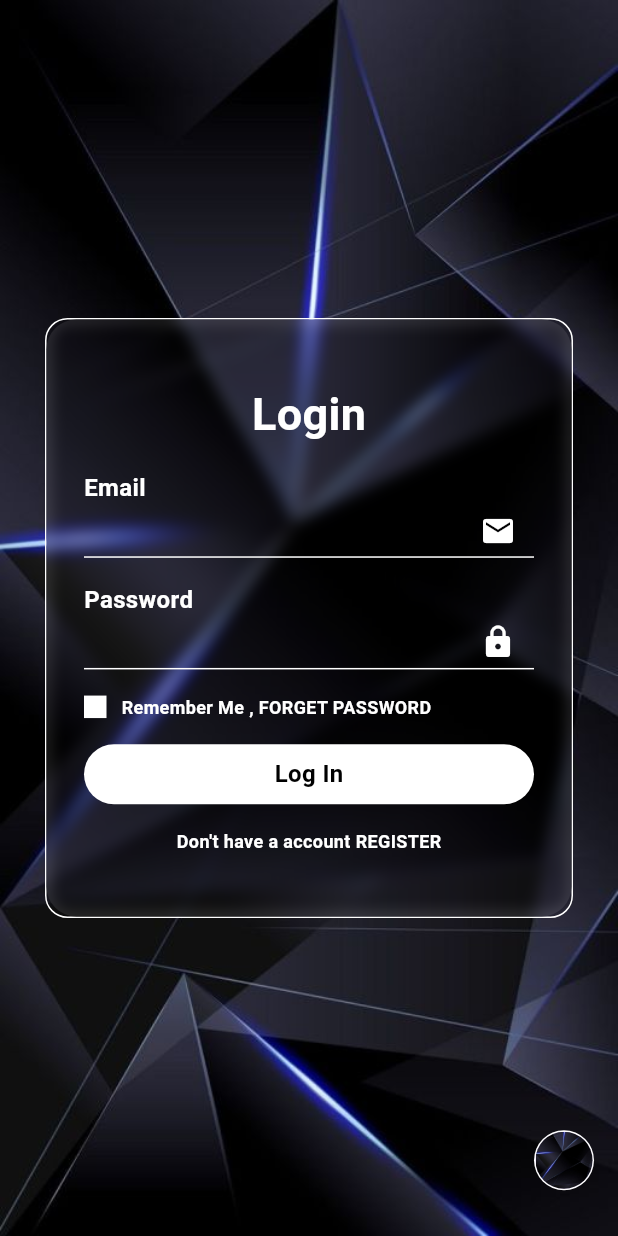
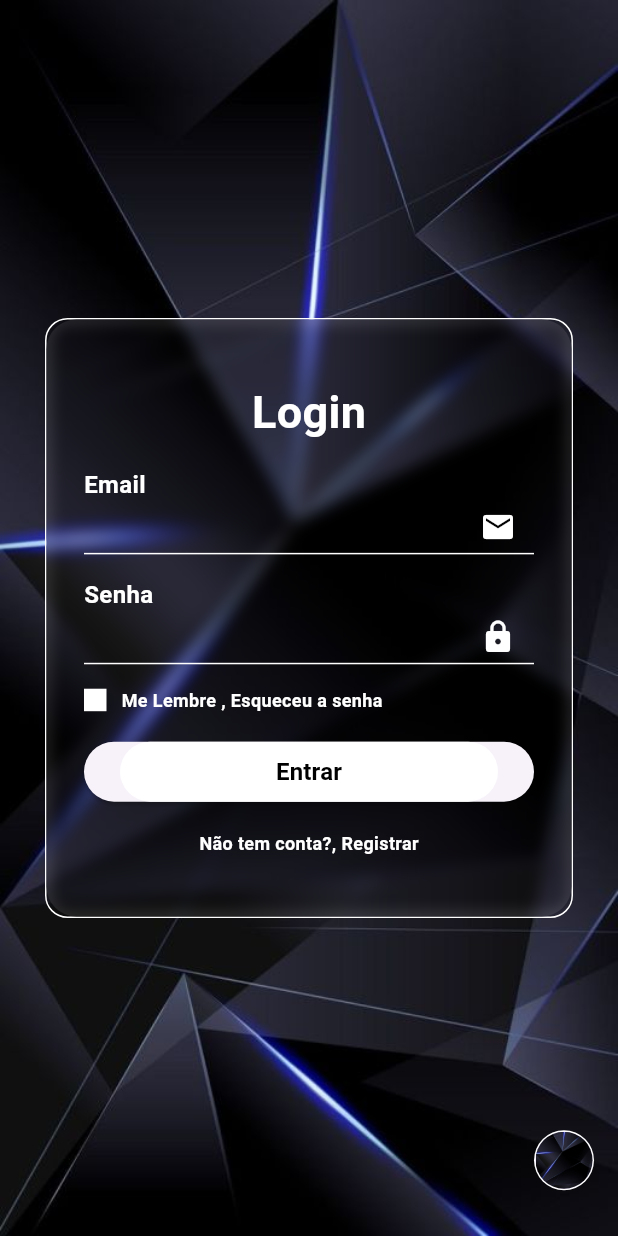
Before and after one commit to Colombao/FlutterLogin, a Flutter app: the screen it shows after launch, on a phone screen of 412 x 824 dp. Run offline on Flutter 3.47's test engine with Material 3 defaults, Android fonts, the phone set to English and light mode, and no system bars.

Commit message:
ajustes no login

```diff
--- a/lib/main.dart
+++ b/lib/main.dart
@@ -1,5 +1,6 @@
 import 'package:flutter/material.dart';
 import 'package:flutter/services.dart';
+import 'package:snow_login/screens/home.dart';
 import 'package:snow_login/screens/login_screen.dart';
 void main(){
   WidgetsFlutterBinding.ensureInitialized();
@@ -13,9 +14,12 @@ class MyApp extends StatelessWidget {
 
   @override
   Widget build(BuildContext context) {
-    return const MaterialApp(
+    return MaterialApp(
       debugShowCheckedModeBanner: false,
       home: LoginScreen(),
+      routes: {
+        '/login': (context) => LoginScreen(),
+        '/home': (context) => HomePage()
+      },
     );
-  }
-}
+  }}
--- a/lib/screens/login_screen.dart
+++ b/lib/screens/login_screen.dart
@@ -1,6 +1,7 @@
 import 'dart:ui';
 
 import 'package:flutter/material.dart';
+import 'package:snow_login/screens/home.dart';
 import 'package:snow_login/utils/animations.dart';
 
 import '../data/bg_data.dart';
@@ -132,13 +133,14 @@ class _LoginScreenState extends State<LoginScreen> {
             ),
           ),
           const   Spacer(),
-          TextUtil(text: "Password",),
+          TextUtil(text: "Senha",),
           Container(
             height: 35,
             decoration:const  BoxDecoration(
                 border: Border(bottom: BorderSide(color: Colors.white))
             ),
             child:TextFormField(
+              obscureText: true,
               style: const TextStyle(color: Colors.white),
               decoration:const  InputDecoration(
                 suffixIcon: Icon(Icons.lock,color: Colors.white,),
@@ -155,10 +157,20 @@ class _LoginScreenState extends State<LoginScreen> {
                 color: Colors.white,
               ),
              const  SizedBox(width: 10,),
-              Expanded(child: TextUtil(text: "Remember Me , FORGET PASSWORD",size: 12,weight: true,))
+              Expanded(child: TextUtil(text: "Me Lembre , Esqueceu a senha",size: 12,weight: true,))
             ],
           ), const   Spacer(),
-          Container(
+          ElevatedButton(
+            onPressed: () {
+              print('Botão pressionado! Navegando para HomePage...');
+              Navigator.push(
+                context,
+                MaterialPageRoute(
+                  builder: (context) => HomePage(),
+                ),
+              );
+            },
+            child: Container(
               height: 40,
               width: double.infinity,
               decoration:  BoxDecoration(
@@ -166,10 +178,11 @@ class _LoginScreenState extends State<LoginScreen> {
                   borderRadius: BorderRadius.circular(30)
               ),
               alignment: Alignment.center,
-            child: TextUtil(text: "Log In",color: Colors.black,),
+              child: TextUtil(text: "Entrar",color: Colors.black,),
+            ),
           ),
        const   Spacer(),
-          Center(child: TextUtil(text: "Don't have a account REGISTER",size: 12,weight: true,)),
+          Center(child: TextUtil(text: "Não tem conta?, Registrar",size: 12,weight: true,)),
           const   Spacer(),
 
 
```
Also changed, not shown: lib/a.dart (added, +34 -0 lines), lib/screens/home.dart (added, +30 -0 lines), 37 other files. Lines whose indentation alone changed are shown as unchanged.
